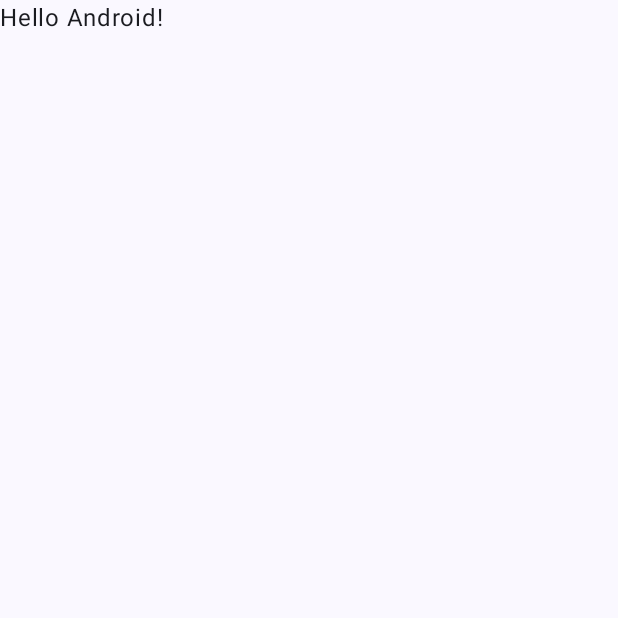
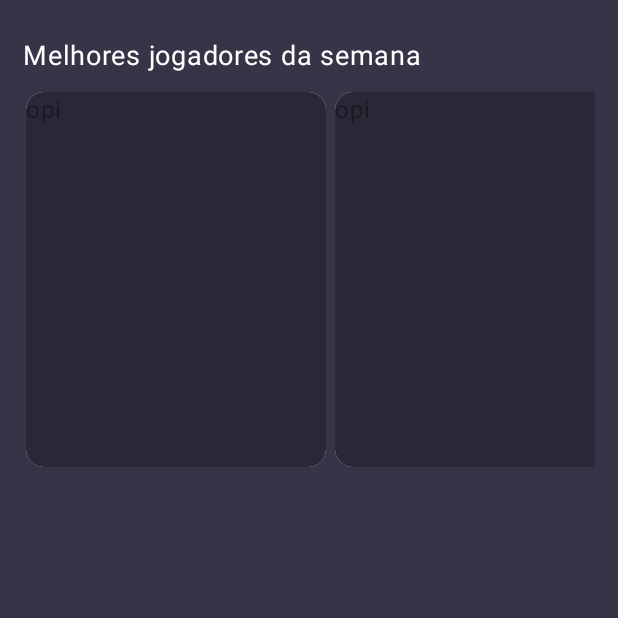
Before and after one commit to RgMellon/kotlin.legends.card, an Android app built with Jetpack Compose: the screen it shows after launch (MainActivity), on a phone screen of 412 x 824 dp, the top half of it. Before the commit the part shown is almost empty. Run offline under Robolectric (Android 15) with nearby library versions, the phone set to English and light mode, and no system bars.

Commit message:
feat: creating Home with cards

```diff
--- a/app/src/main/java/com/example/card_legends/MainActivity.kt
+++ b/app/src/main/java/com/example/card_legends/MainActivity.kt
@@ -4,43 +4,37 @@ import android.os.Bundle
 import androidx.activity.ComponentActivity
 import androidx.activity.compose.setContent
 import androidx.compose.foundation.layout.fillMaxSize
+import androidx.compose.foundation.layout.fillMaxWidth
 import androidx.compose.material3.MaterialTheme
 import androidx.compose.material3.Surface
 import androidx.compose.material3.Text
 import androidx.compose.runtime.Composable
 import androidx.compose.ui.Modifier
 import androidx.compose.ui.tooling.preview.Preview
+import com.example.card_legends.ui.screens.HomeScreen
 import com.example.card_legends.ui.theme.Card_legendsTheme
+import com.example.card_legends.ui.theme.Purple200
 
 class MainActivity : ComponentActivity() {
     override fun onCreate(savedInstanceState: Bundle?) {
         super.onCreate(savedInstanceState)
         setContent {
             Card_legendsTheme {
-                // A surface container using the 'background' color from the theme
                 Surface(
                     modifier = Modifier.fillMaxSize(),
-                    color = MaterialTheme.colorScheme.background
+                    color = Purple200
                 ) {
-                    Greeting("Android")
+                    HomeScreen(modifier = Modifier.fillMaxWidth())
                 }
             }
         }
     }
 }
 
-@Composable
-fun Greeting(name: String, modifier: Modifier = Modifier) {
-    Text(
-        text = "Hello $name!",
-        modifier = modifier
-    )
-}
-
 @Preview(showBackground = true)
 @Composable
 fun GreetingPreview() {
     Card_legendsTheme {
-        Greeting("Android")
+        HomeScreen()
     }
 }
--- /dev/null
+++ b/app/src/main/java/com/example/card_legends/ui/components/ContrastCard.kt
@@ -0,0 +1,43 @@
+package com.example.card_legends.ui.components
+
+import android.graphics.drawable.shapes.Shape
+import androidx.compose.foundation.background
+import androidx.compose.foundation.layout.Column
+import androidx.compose.foundation.layout.fillMaxSize
+import androidx.compose.foundation.layout.fillMaxWidth
+import androidx.compose.foundation.layout.height
+import androidx.compose.foundation.layout.width
+import androidx.compose.foundation.shape.RoundedCornerShape
+import androidx.compose.material3.CardDefaults
+import androidx.compose.material3.ElevatedCard
+import androidx.compose.material3.ExperimentalMaterial3Api
+import androidx.compose.material3.Text
+import androidx.compose.runtime.Composable
+import androidx.compose.ui.Modifier
+import androidx.compose.ui.draw.clip
+import androidx.compose.ui.unit.dp
+import com.example.card_legends.ui.theme.Purple100
+import com.example.card_legends.ui.theme.Purple200
+
+@OptIn(ExperimentalMaterial3Api::class)
+@Composable
+fun ContrastCard(modifier: Modifier = Modifier) {
+    ElevatedCard(
+        elevation = CardDefaults.cardElevation(
+            defaultElevation = 1.dp
+        ),
+        onClick = { /*TODO*/ },
+        modifier = Modifier
+            .clip(RoundedCornerShape(10.dp))
+            .width(200.dp)
+            .height(250.dp)
+    ) {
+        Column(
+            modifier
+                .background(Purple100)
+                .fillMaxSize()
+        ) {
+            Text(text = "opi")
+        }
+    }
+}
--- /dev/null
+++ b/app/src/main/java/com/example/card_legends/ui/screens/HomeScreen.kt
@@ -0,0 +1,39 @@
+package com.example.card_legends.ui.screens
+
+import androidx.compose.foundation.layout.Arrangement
+import androidx.compose.foundation.layout.Column
+import androidx.compose.foundation.layout.PaddingValues
+import androidx.compose.foundation.layout.padding
+import androidx.compose.foundation.lazy.LazyRow
+import androidx.compose.foundation.lazy.items
+import androidx.compose.material3.Text
+import androidx.compose.runtime.Composable
+import androidx.compose.ui.Modifier
+import androidx.compose.ui.graphics.Color
+import androidx.compose.ui.unit.dp
+import androidx.compose.ui.unit.sp
+import com.example.card_legends.ui.components.ContrastCard
+
+val itemsList = (0..5).toList()
+
+@Composable
+fun HomeScreen(modifier: Modifier = Modifier) {
+    Column(modifier = modifier.padding(15.dp)) {
+        Text(
+            modifier = Modifier.padding(0.dp, 10.dp),
+            fontSize = 18.sp,
+            color = Color.White,
+            text = "Melhores jogadores da semana"
+        )
+
+        LazyRow(
+            contentPadding = PaddingValues(2.dp),
+            horizontalArrangement = Arrangement.spacedBy(6.dp)
+        ) {
+            items(itemsList) {
+                ContrastCard()
+            }
+        }
+
+    }
+}
```
